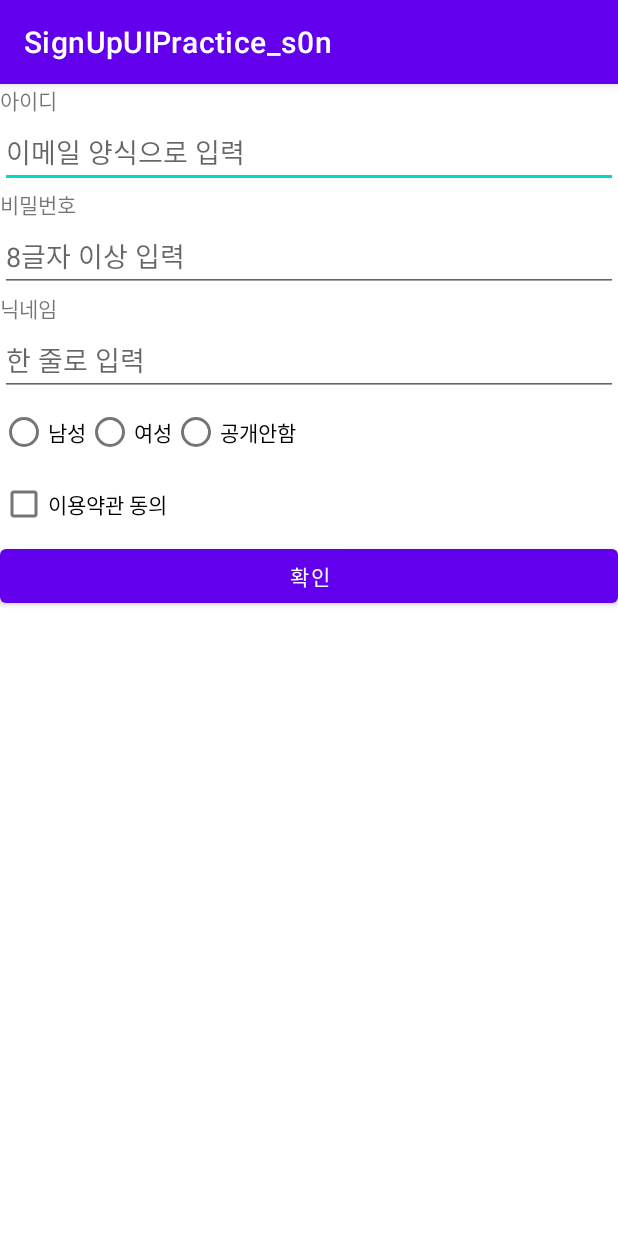
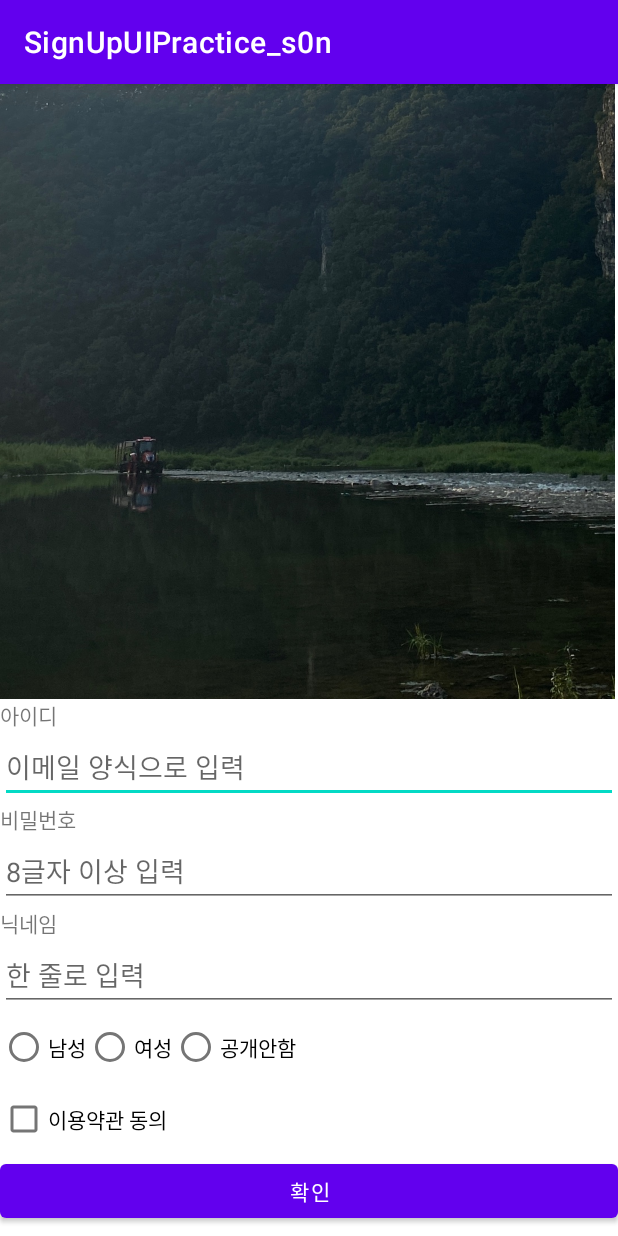
Before and after one commit to sonlucy/SignUpUIPractice_s0n, an Android app: the screen it shows after launch (MainActivity), on a phone screen of 412 x 824 dp. Run offline under Robolectric (Android 15) with nearby library versions, the phone set to English and light mode, and no system bars.

Commit message:
이미지뷰 추가 + 실제 그림파일 배치

```diff
--- a/app/src/main/res/layout/activity_main.xml
+++ b/app/src/main/res/layout/activity_main.xml
@@ -6,6 +6,13 @@
     android:layout_height="match_parent"
     tools:context=".MainActivity"
     android:orientation="vertical">
+
+    <ImageView
+        android:layout_width="410dp"
+        android:layout_height="410dp"
+        android:src="@drawable/s0n_logo_01"
+        android:scaleType="centerCrop"/>
+
 
     <TextView
         android:layout_width="wrap_content"
```
Also changed, not shown: app/src/main/res/drawable/1.jpg (added), app/src/main/res/drawable/s0n_logo_01.jpg (added).
